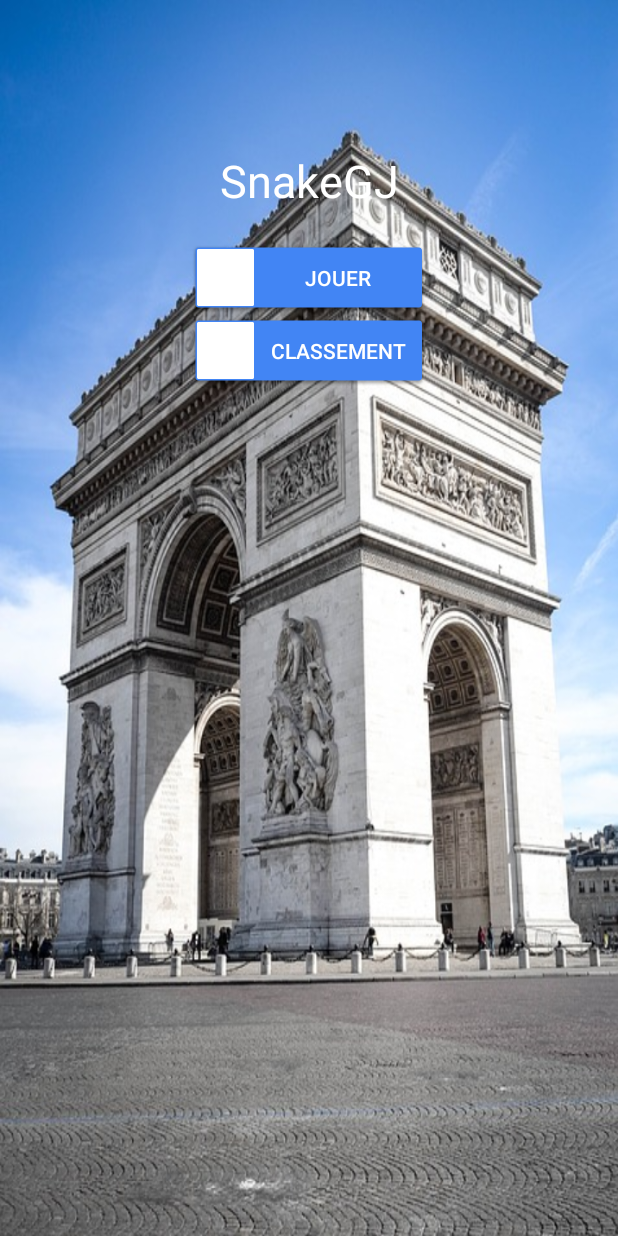
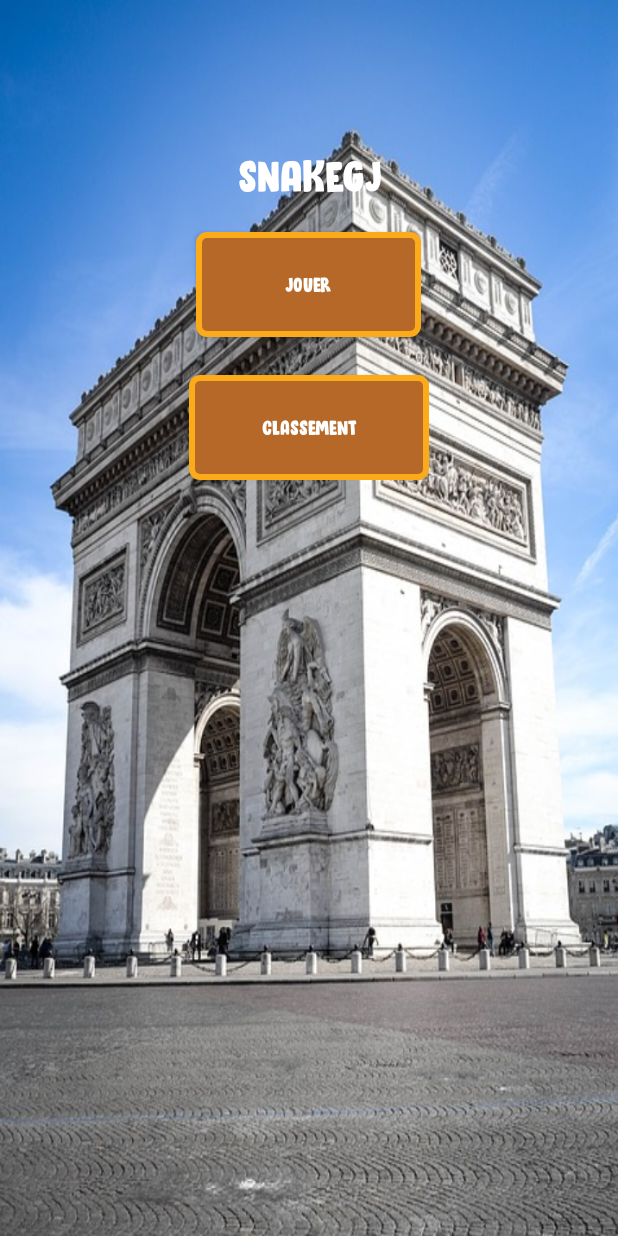
Before and after one commit to tanguybro/snakegj, an Android app: the screen it shows after launch (Menu), on a phone screen of 412 x 824 dp. Run offline under Robolectric (Android 15) with nearby library versions, the phone set to English and light mode, and no system bars.

Commit message:
début design

```diff
--- a/SnakeGJ/app/src/main/java/com/snakegj/Menu.java
+++ b/SnakeGJ/app/src/main/java/com/snakegj/Menu.java
@@ -8,6 +8,7 @@ import android.widget.Button;
 
 import com.google.firebase.FirebaseApp;
 import com.snakegj.jeu.Jeu;
+
 
 public class Menu extends AppCompatActivity {
 
--- a/SnakeGJ/app/src/main/java/com/snakegj/jeu/JeuVue.java
+++ b/SnakeGJ/app/src/main/java/com/snakegj/jeu/JeuVue.java
@@ -129,6 +129,6 @@ public class JeuVue extends SurfaceView implements SurfaceHolder.Callback {
         fondJeu.modifierDimensions(w,h);
         serpent.redimensionner(getContext(), R.drawable.gilet_jaune, 10, 10);
         fruit.redimensionner(getContext(), R.drawable.police, 12, 15);
-        fondJeu.redimensionner(getContext(), R.drawable.fond, 1, 1);
+        fondJeu.redimensionner(getContext(), R.drawable.background, 1, 1);
     }
 }
--- /dev/null
+++ b/SnakeGJ/app/src/main/res/drawable/design_button.xml
@@ -0,0 +1,10 @@
+<?xml version="1.0" encoding="UTF-8"?>
+<shape xmlns:android="http://schemas.android.com/apk/res/android" android:id="@+id/listview_background_shape">
+    <stroke android:width="4dp" android:color="#FBAA1A" />
+    <padding android:left="2dp"
+        android:top="2dp"
+        android:right="2dp"
+        android:bottom="2dp" />
+    <corners android:radius="5dp" />
+    <solid android:color="#B56828" />
+</shape>
--- a/SnakeGJ/app/src/main/res/layout/menu.xml
+++ b/SnakeGJ/app/src/main/res/layout/menu.xml
@@ -27,25 +27,29 @@
             android:text="@string/snakegj"
             android:textSize="30sp"
             android:layout_marginBottom="20dp"
-            android:textColor="@android:color/white"/>
+            android:textColor="@android:color/white"
+            android:fontFamily="@font/Bloomer DEMO" />
 
         <Button
             android:id="@+id/jouer"
-            android:layout_width="160dp"
-            android:layout_height="wrap_content"
+            android:layout_width="150dp"
+            android:layout_height="70dp"
             android:layout_gravity="center_horizontal"
-            android:background="@drawable/common_google_signin_btn_text_dark_normal_background"
+            android:background="@drawable/design_button"
             android:text="@string/jouer"
-            android:textColor="@android:color/white"/>
+            android:textColor="@android:color/white"
+            android:fontFamily="@font/Bloomer DEMO"/>
 
         <Button
             android:id="@+id/classement"
             android:layout_width="160dp"
-            android:layout_height="wrap_content"
+            android:layout_height="70dp"
             android:layout_gravity="center_horizontal"
-            android:background="@drawable/common_google_signin_btn_text_dark_normal_background"
+            android:layout_marginTop="25dp"
+            android:background="@drawable/design_button"
             android:text="@string/classement"
-            android:textColor="@android:color/white"/>
+            android:textColor="@android:color/white"
+            android:fontFamily="@font/Bloomer DEMO"/>
 
     </LinearLayout>
 
```
Also changed, not shown: SnakeGJ/app/src/main/res/font/Bloomer DEMO.otf (added), 1 other file.
